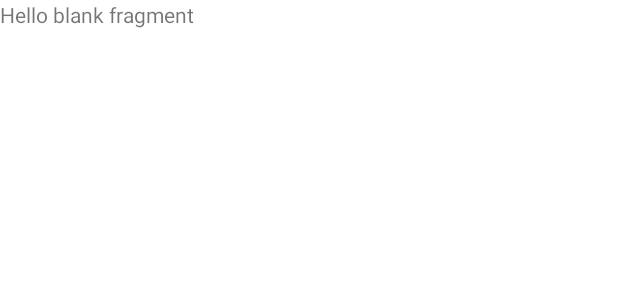
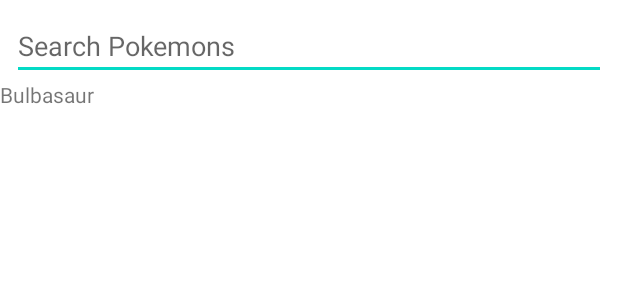
Before and after one commit to PedroFrr/Accenture_challenge, an Android app: the layout fragment_pokemon_list.xml on its own in the app's theme, with its tools: preview values and no code run, on a phone screen of 412 x 824 dp. Shown: the top 300 px of the screen. Run offline under Robolectric (Android 15) with nearby library versions, the phone set to English and light mode, and no system bars.

Commit message:
Add Pokemon List API with Pagination

```diff
--- a/app/build.gradle
+++ b/app/build.gradle
@@ -41,8 +41,8 @@
 
 dependencies {
 
-    kapt "com.google.dagger:hilt-android-compiler:$rootProject.hiltVersion"
-    kapt "androidx.hilt:hilt-compiler:$rootProject.hiltViewModelVersion"
+//    kapt "com.google.dagger:hilt-android-compiler:$rootProject.hiltVersion"
+//    kapt "androidx.hilt:hilt-compiler:$rootProject.hiltViewModelVersion"
     kapt "com.squareup.moshi:moshi-kotlin-codegen:$rootProject.moshiVersion"
     kapt "androidx.room:room-compiler:$rootProject.roomVersion"
 
@@ -71,7 +71,7 @@
 
     //Hilt
     implementation "com.google.dagger:hilt-android:$rootProject.hiltVersion"
-    implementation "androidx.hilt:hilt-lifecycle-viewmodel:$rootProject.hiltViewModelVersion"
+    kapt "com.google.dagger:hilt-android-compiler:$rootProject.hiltVersion"
 
 
     //Retrofit
--- a/app/src/main/java/com/example/accenturechallenge/data/repository/Repository.kt
+++ b/app/src/main/java/com/example/accenturechallenge/data/repository/Repository.kt
@@ -1,5 +1,10 @@
 package com.example.accenturechallenge.data.repository
+
+import androidx.paging.PagingData
+import com.example.accenturechallenge.data.network.response.PokemonResult
+import kotlinx.coroutines.flow.Flow
 
 interface Repository {
 
+    fun fetchPokemons(): Flow<PagingData<PokemonResult>>
 }
--- a/app/src/main/java/com/example/accenturechallenge/utils/Constants.kt
+++ b/app/src/main/java/com/example/accenturechallenge/utils/Constants.kt
@@ -1,6 +1,7 @@
 package com.example.accenturechallenge.utils
 
 const val DATABASE_NAME = "pokemon-db"
-const val BASE_URL = "https://api.thecatapi.com/v1/" //TODO change URL
+const val BASE_URL = "https://pokeapi.co/api/v2/"
 const val POKEMON_PAGE_SIZE = 10
 const val POKEMON_API_STARTING_PAGE_INDEX = 0
+const val POKEMON_IMAGE_BASE_URL =  "https://pokeres.bastionbot.org/images/pokemon/"
--- a/app/src/main/res/layout/fragment_pokemon_list.xml
+++ b/app/src/main/res/layout/fragment_pokemon_list.xml
@@ -1,14 +1,32 @@
 <?xml version="1.0" encoding="utf-8"?>
-<FrameLayout xmlns:android="http://schemas.android.com/apk/res/android"
+<androidx.constraintlayout.widget.ConstraintLayout xmlns:android="http://schemas.android.com/apk/res/android"
     xmlns:tools="http://schemas.android.com/tools"
     android:layout_width="match_parent"
     android:layout_height="match_parent"
+    xmlns:app="http://schemas.android.com/apk/res-auto"
     tools:context=".ui.pokemons.list.PokemonListFragment">
 
-    <!-- TODO: Update blank fragment layout -->
-    <TextView
-        android:layout_width="match_parent"
-        android:layout_height="match_parent"
-        android:text="@string/hello_blank_fragment" />
+    <EditText
+        android:id="@+id/searchEditText"
+        android:layout_width="@dimen/dimen_0dp"
+        android:layout_height="wrap_content"
+        android:layout_margin="@dimen/dimen_8dp"
+        android:autofillHints="false"
+        android:hint="@string/search_pokemons"
+        android:inputType="text"
+        app:layout_constraintLeft_toLeftOf="parent"
+        app:layout_constraintRight_toRightOf="parent"
+        app:layout_constraintTop_toTopOf="parent" />
 
-</FrameLayout>
+    <androidx.recyclerview.widget.RecyclerView
+        android:id="@+id/pokemonRecyclerView"
+        android:layout_width="@dimen/dimen_0dp"
+        android:layout_height="@dimen/dimen_0dp"
+        app:layout_constraintBottom_toBottomOf="parent"
+        app:layout_constraintEnd_toEndOf="parent"
+        app:layout_constraintStart_toStartOf="parent"
+        app:layout_constraintTop_toBottomOf="@id/searchEditText"
+        tools:itemCount="10"
+        tools:listitem="@layout/list_item_pokemon" />
+
+</androidx.constraintlayout.widget.ConstraintLayout>
--- /dev/null
+++ b/app/src/main/res/layout/list_item_pokemon.xml
@@ -0,0 +1,16 @@
+<?xml version="1.0" encoding="utf-8"?>
+<androidx.constraintlayout.widget.ConstraintLayout xmlns:android="http://schemas.android.com/apk/res/android"
+    android:layout_width="match_parent"
+    android:layout_height="match_parent"
+    xmlns:app="http://schemas.android.com/apk/res-auto">
+
+    <TextView
+        android:id="@+id/pokemoName"
+        android:layout_width="match_parent"
+        android:layout_height="wrap_content"
+        app:layout_constraintTop_toTopOf="parent"
+        app:layout_constraintStart_toStartOf="parent"
+        app:layout_constraintEnd_toEndOf="parent"
+        android:text="Bulbasaur"/>
+
+</androidx.constraintlayout.widget.ConstraintLayout>
--- /dev/null
+++ b/app/src/main/res/values/dimens.xml
@@ -0,0 +1,5 @@
+<?xml version="1.0" encoding="utf-8"?>
+<resources>
+    <dimen name="dimen_0dp">0dp</dimen>
+    <dimen name="dimen_8dp">8dp</dimen>
+</resources>
--- a/app/src/main/res/values/strings.xml
+++ b/app/src/main/res/values/strings.xml
@@ -2,4 +2,5 @@
     <string name="app_name">AccentureChallenge</string>
     <!-- TODO: Remove or change this placeholder text -->
     <string name="hello_blank_fragment">Hello blank fragment</string>
+    <string name="search_pokemons">Search Pokemons</string>
 </resources>
--- a/build.gradle
+++ b/build.gradle
@@ -6,7 +6,7 @@
         //App dependencies
         lifecycle_version = "2.2.0"
         roomVersion = '2.3.0-beta01'
-        hiltVersion = '2.30.1-alpha'
+        hiltVersion = '2.31.2-alpha'
         hiltViewModelVersion = '1.0.0-alpha03'
         moshiVersion = "1.9.2"
         retrofitVersion = '2.9.0'
```
Also changed, not shown: app/src/main/java/com/example/accenturechallenge/data/PokemonPagingSource.kt (added, +37 -0 lines), app/src/main/java/com/example/accenturechallenge/data/network/PokemonService.kt (+10 -1 lines), app/src/main/java/com/example/accenturechallenge/data/network/response/PokemonResponse.kt (+9 -1 lines), app/src/main/java/com/example/accenturechallenge/data/network/response/PokemonResult.kt (added, +13 -0 lines), app/src/main/java/com/example/accenturechallenge/data/repository/RepositoryImpl.kt (+15 -0 lines), app/src/main/java/com/example/accenturechallenge/ui/pokemons/list/PokemonListFragment.kt (+34 -0 lines), app/src/main/java/com/example/accenturechallenge/ui/pokemons/list/PokemonListPagingDataAdapter.kt (added, +50 -0 lines), app/src/main/java/com/example/accenturechallenge/ui/pokemons/list/PokemonListViewModel.kt (+9 -0 lines).
